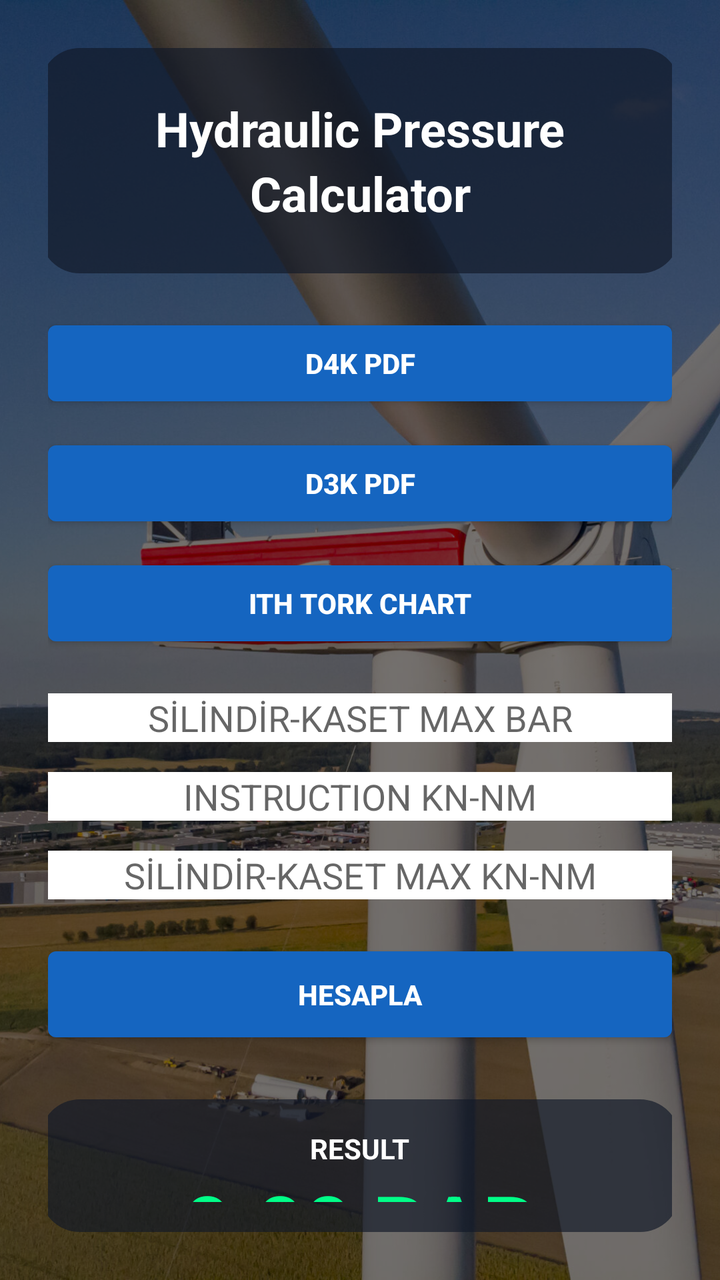
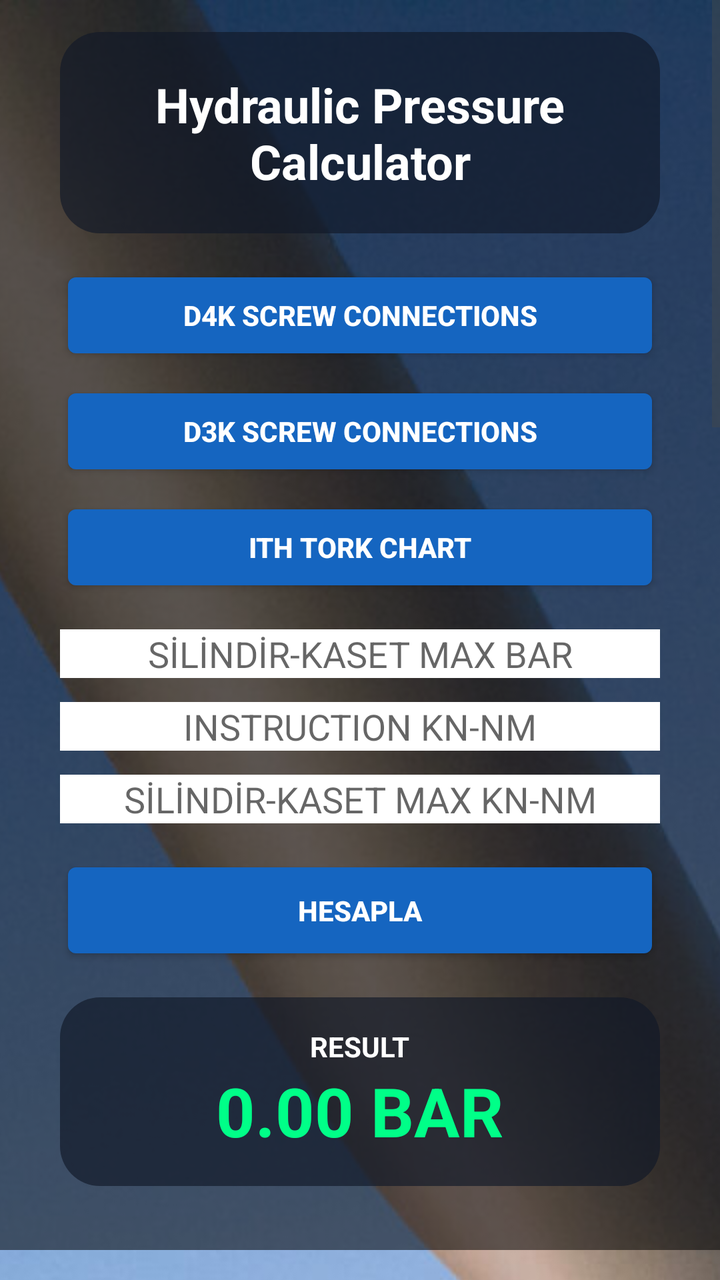

Before-and-after screenshots of an Android layout around one commit, followed by the original layout XML and the change that was made.
<!-- AndroidManifest.xml: application theme android:Theme.DeviceDefault.Light.NoActionBar -->
<!-- res/layout/activity_main.xml -->
<?xml version="1.0" encoding="utf-8"?>
<FrameLayout
    xmlns:android="http://schemas.android.com/apk/res/android"
    android:layout_width="match_parent"
    android:layout_height="match_parent">

    <ImageView
        android:layout_width="match_parent"
        android:layout_height="match_parent"
        android:scaleType="centerCrop"
        android:src="@drawable/wind_turbine" />

    <LinearLayout
        android:layout_width="match_parent"
        android:layout_height="match_parent"
        android:orientation="vertical"
        android:gravity="center"
        android:background="#88000000"
        android:padding="24dp">

        <LinearLayout
            android:layout_width="320dp"
            android:layout_height="wrap_content"
            android:orientation="vertical"
            android:gravity="center_horizontal"
            android:background="@drawable/header_card"
            android:padding="24dp"
            android:layout_marginBottom="20dp">

            <TextView
                android:layout_width="match_parent"
                android:layout_height="wrap_content"
                android:text="Hydraulic Pressure Calculator"
                android:textColor="#FFFFFF"
                android:textSize="24sp"
                android:textStyle="bold"
                android:gravity="center"
                android:textAlignment="center"
                android:lineSpacingExtra="4dp" />

        </LinearLayout>

        <LinearLayout
            android:layout_width="320dp"
            android:layout_height="wrap_content"
            android:orientation="vertical"
            android:layout_marginBottom="20dp">

            <Button
                android:id="@+id/openD4K"
                android:layout_width="match_parent"
                android:layout_height="50dp"
                android:text="D4K PDF"
                android:textStyle="bold"
                android:textColor="#FFFFFF"
                android:backgroundTint="#1565C0" />

            <Button
                android:id="@+id/openD3K"
                android:layout_width="match_parent"
                android:layout_height="50dp"
                android:layout_marginTop="10dp"
                android:text="D3K PDF"
                android:textStyle="bold"
                android:textColor="#FFFFFF"
                android:backgroundTint="#1565C0" />

            <Button
                android:id="@+id/openITH"
                android:layout_width="match_parent"
                android:layout_height="50dp"
                android:layout_marginTop="10dp"
                android:text="ITH TORK CHART"
                android:textStyle="bold"
                android:textColor="#FFFFFF"
                android:backgroundTint="#1565C0" />

        </LinearLayout>

        <EditText
            android:id="@+id/maxBar"
            android:layout_width="320dp"
            android:layout_height="wrap_content"
            android:hint="SİLİNDİR-KASET MAX BAR"
            android:background="#FFFFFF"
            android:gravity="center"
            android:inputType="numberDecimal" />

        <EditText
            android:id="@+id/instruction"
            android:layout_width="320dp"
            android:layout_height="wrap_content"
            android:layout_marginTop="15dp"
            android:hint="INSTRUCTION KN-NM"
            android:background="#FFFFFF"
            android:gravity="center"
            android:inputType="numberDecimal" />

        <EditText
            android:id="@+id/maxKn"
            android:layout_width="320dp"
            android:layout_height="wrap_content"
            android:layout_marginTop="15dp"
            android:hint="SİLİNDİR-KASET MAX KN-NM"
            android:background="#FFFFFF"
            android:gravity="center"
            android:inputType="numberDecimal" />

        <Button
            android:id="@+id/calculate"
            android:layout_width="320dp"
            android:layout_height="55dp"
            android:layout_marginTop="20dp"
            android:text="HESAPLA"
            android:textStyle="bold"
            android:textColor="#FFFFFF"
            android:backgroundTint="#1565C0" />

        <LinearLayout
            android:layout_width="320dp"
            android:layout_height="wrap_content"
            android:gravity="center"
            android:orientation="vertical"
            android:padding="15dp"
            android:layout_marginTop="25dp"
            android:background="@drawable/header_card">

            <TextView
                android:layout_width="wrap_content"
                android:layout_height="wrap_content"
                android:text="RESULT"
                android:textColor="#FFFFFF"
                android:textStyle="bold" />

            <TextView
                android:id="@+id/result"
                android:layout_width="wrap_content"
                android:layout_height="wrap_content"
                android:text="0.00 BAR"
                android:textColor="#00FF88"
                android:textSize="42sp"
                android:textStyle="bold" />

        </LinearLayout>

    </LinearLayout>

</FrameLayout>
<!-- resources referenced by this layout -->
<resources>
  <!-- drawable header_card (drawable) -->
  <?xml version="1.0" encoding="utf-8"?>
  <shape xmlns:android="http://schemas.android.com/apk/res/android">
  
      <solid android:color="#AA111827" />
  
      <corners
          android:radius="20dp" />
  
  </shape>
  <!-- drawable wind_turbine: jpg bitmap (drawable, 630288 bytes) -->
</resources>

<!-- the commit's change to res/layout/activity_main.xml (unified diff, before → after) -->
@@ -1,148 +1,155 @@
 <?xml version="1.0" encoding="utf-8"?>
-<FrameLayout
+<ScrollView
     xmlns:android="http://schemas.android.com/apk/res/android"
     android:layout_width="match_parent"
-    android:layout_height="match_parent">
+    android:layout_height="match_parent"
+    android:fillViewport="true">
 
-    <ImageView
+    <FrameLayout
         android:layout_width="match_parent"
-        android:layout_height="match_parent"
-        android:scaleType="centerCrop"
-        android:src="@drawable/wind_turbine" />
+        android:layout_height="wrap_content">
 
-    <LinearLayout
-        android:layout_width="match_parent"
-        android:layout_height="match_parent"
-        android:orientation="vertical"
-        android:gravity="center"
-        android:background="#88000000"
-        android:padding="24dp">
+        <ImageView
+            android:layout_width="match_parent"
+            android:layout_height="match_parent"
+            android:scaleType="centerCrop"
+            android:src="@drawable/wind_turbine" />
 
         <LinearLayout
-            android:layout_width="320dp"
+            android:layout_width="match_parent"
             android:layout_height="wrap_content"
             android:orientation="vertical"
-            android:gravity="center_horizontal"
-            android:background="@drawable/header_card"
-            android:padding="24dp"
-            android:layout_marginBottom="20dp">
+            android:gravity="center"
+            android:background="#88000000"
+            android:padding="16dp">
 
-            <TextView
-                android:layout_width="match_parent"
+            <LinearLayout
+                android:layout_width="300dp"
                 android:layout_height="wrap_content"
-                android:text="Hydraulic Pressure Calculator"
-                android:textColor="#FFFFFF"
-                android:textSize="24sp"
-                android:textStyle="bold"
+                android:orientation="vertical"
+                android:gravity="center_horizontal"
+                android:background="@drawable/header_card"
+                android:padding="20dp"
+                android:layout_marginBottom="16dp">
+
+                <TextView
+                    android:layout_width="match_parent"
+                    android:layout_height="wrap_content"
+                    android:text="Hydraulic Pressure Calculator"
+                    android:textColor="#FFFFFF"
+                    android:textSize="24sp"
+                    android:textStyle="bold"
+                    android:gravity="center"
+                    android:textAlignment="center" />
+
+            </LinearLayout>
+
+            <LinearLayout
+                android:layout_width="300dp"
+                android:layout_height="wrap_content"
+                android:orientation="vertical"
+                android:layout_marginBottom="16dp">
+
+                <Button
+                    android:id="@+id/openD4K"
+                    android:layout_width="match_parent"
+                    android:layout_height="50dp"
+                    android:text="D4K Screw Connections"
+                    android:textStyle="bold"
+                    android:textColor="#FFFFFF"
+                    android:backgroundTint="#1565C0" />
+
+                <Button
+                    android:id="@+id/openD3K"
+                    android:layout_width="match_parent"
+                    android:layout_height="50dp"
+                    android:layout_marginTop="8dp"
+                    android:text="D3K Screw Connections"
+                    android:textStyle="bold"
+                    android:textColor="#FFFFFF"
+                    android:backgroundTint="#1565C0" />
+
+                <Button
+                    android:id="@+id/openITH"
+                    android:layout_width="match_parent"
+                    android:layout_height="50dp"
+                    android:layout_marginTop="8dp"
+                    android:text="ITH Tork Chart"
+                    android:textStyle="bold"
+                    android:textColor="#FFFFFF"
+                    android:backgroundTint="#1565C0" />
+
+            </LinearLayout>
+
+            <EditText
+                android:id="@+id/maxBar"
+                android:layout_width="300dp"
+                android:layout_height="wrap_content"
+                android:hint="SİLİNDİR-KASET MAX BAR"
+                android:background="#FFFFFF"
                 android:gravity="center"
-                android:textAlignment="center"
-                android:lineSpacingExtra="4dp" />
+                android:inputType="numberDecimal" />
 
-        </LinearLayout>
+            <EditText
+                android:id="@+id/instruction"
+                android:layout_width="300dp"
+                android:layout_height="wrap_content"
+                android:layout_marginTop="12dp"
+                android:hint="INSTRUCTION KN-NM"
+                android:background="#FFFFFF"
+                android:gravity="center"
+                android:inputType="numberDecimal" />
 
-        <LinearLayout
-            android:layout_width="320dp"
-            android:layout_height="wrap_content"
-            android:orientation="vertical"
-            android:layout_marginBottom="20dp">
+            <EditText
+                android:id="@+id/maxKn"
+                android:layout_width="300dp"
+                android:layout_height="wrap_content"
+                android:layout_marginTop="12dp"
+                android:hint="SİLİNDİR-KASET MAX KN-NM"
+                android:background="#FFFFFF"
+                android:gravity="center"
+                android:inputType="numberDecimal" />
 
             <Button
-                android:id="@+id/openD4K"
-                android:layout_width="match_parent"
-                android:layout_height="50dp"
-                android:text="D4K PDF"
+                android:id="@+id/calculate"
+                android:layout_width="300dp"
+                android:layout_height="55dp"
+                android:layout_marginTop="16dp"
+                android:text="HESAPLA"
                 android:textStyle="bold"
                 android:textColor="#FFFFFF"
                 android:backgroundTint="#1565C0" />
 
-            <Button
-                android:id="@+id/openD3K"
-                android:layout_width="match_parent"
-                android:layout_height="50dp"
-                android:layout_marginTop="10dp"
-                android:text="D3K PDF"
-                android:textStyle="bold"
-                android:textColor="#FFFFFF"
-                android:backgroundTint="#1565C0" />
+            <LinearLayout
+                android:layout_width="300dp"
+                android:layout_height="wrap_content"
+                android:orientation="vertical"
+                android:gravity="center"
+                android:padding="15dp"
+                android:layout_marginTop="16dp"
+                android:layout_marginBottom="16dp"
+                android:background="@drawable/header_card">
 
-            <Button
-                android:id="@+id/openITH"
-                android:layout_width="match_parent"
-                android:layout_height="50dp"
-                android:layout_marginTop="10dp"
-                android:text="ITH TORK CHART"
-                android:textStyle="bold"
-                android:textColor="#FFFFFF"
-                android:backgroundTint="#1565C0" />
+                <TextView
+                    android:layout_width="wrap_content"
+                    android:layout_height="wrap_content"
+                    android:text="RESULT"
+                    android:textColor="#FFFFFF"
+                    android:textStyle="bold" />
+
+                <TextView
+                    android:id="@+id/result"
+                    android:layout_width="wrap_content"
+                    android:layout_height="wrap_content"
+                    android:text="0.00 BAR"
+                    android:textColor="#00FF88"
+                    android:textSize="34sp"
+                    android:textStyle="bold" />
+
+            </LinearLayout>
 
         </LinearLayout>
 
-        <EditText
-            android:id="@+id/maxBar"
-            android:layout_width="320dp"
-            android:layout_height="wrap_content"
-            android:hint="SİLİNDİR-KASET MAX BAR"
-            android:background="#FFFFFF"
-            android:gravity="center"
-            android:inputType="numberDecimal" />
+    </FrameLayout>
 
-        <EditText
-            android:id="@+id/instruction"
-            android:layout_width="320dp"
-            android:layout_height="wrap_content"
-            android:layout_marginTop="15dp"
-            android:hint="INSTRUCTION KN-NM"
-            android:background="#FFFFFF"
-            android:gravity="center"
-            android:inputType="numberDecimal" />
-
-        <EditText
-            android:id="@+id/maxKn"
-            android:layout_width="320dp"
-            android:layout_height="wrap_content"
-            android:layout_marginTop="15dp"
-            android:hint="SİLİNDİR-KASET MAX KN-NM"
-            android:background="#FFFFFF"
-            android:gravity="center"
-            android:inputType="numberDecimal" />
-
-        <Button
-            android:id="@+id/calculate"
-            android:layout_width="320dp"
-            android:layout_height="55dp"
-            android:layout_marginTop="20dp"
-            android:text="HESAPLA"
-            android:textStyle="bold"
-            android:textColor="#FFFFFF"
-            android:backgroundTint="#1565C0" />
-
-        <LinearLayout
-            android:layout_width="320dp"
-            android:layout_height="wrap_content"
-            android:gravity="center"
-            android:orientation="vertical"
-            android:padding="15dp"
-            android:layout_marginTop="25dp"
-            android:background="@drawable/header_card">
-
-            <TextView
-                android:layout_width="wrap_content"
-                android:layout_height="wrap_content"
-                android:text="RESULT"
-                android:textColor="#FFFFFF"
-                android:textStyle="bold" />
-
-            <TextView
-                android:id="@+id/result"
-                android:layout_width="wrap_content"
-                android:layout_height="wrap_content"
-                android:text="0.00 BAR"
-                android:textColor="#00FF88"
-                android:textSize="42sp"
-                android:textStyle="bold" />
-
-        </LinearLayout>
-
-    </LinearLayout>
-
-</FrameLayout>
+</ScrollView>
